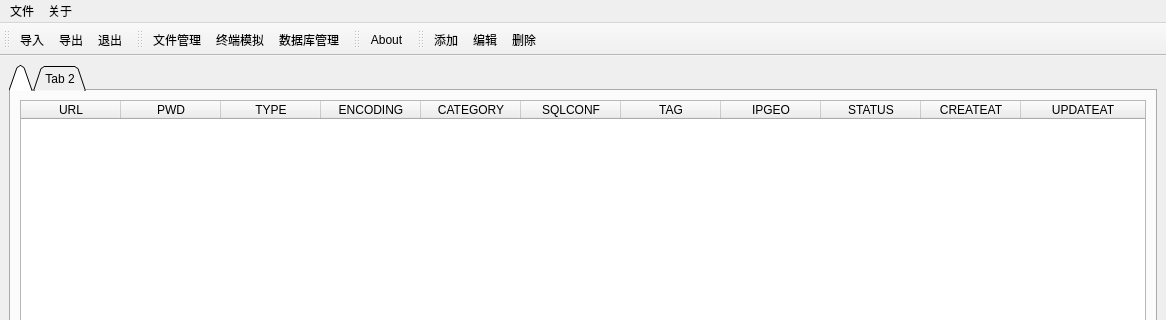
The window that mudao/ui/pannel/MainWindow.ui (musum/mudao) describes before a commit, drawn with Qt 5; both pictures show x 0 to 1166 and y 0 to 320 of the 1166 by 600 pixel window.
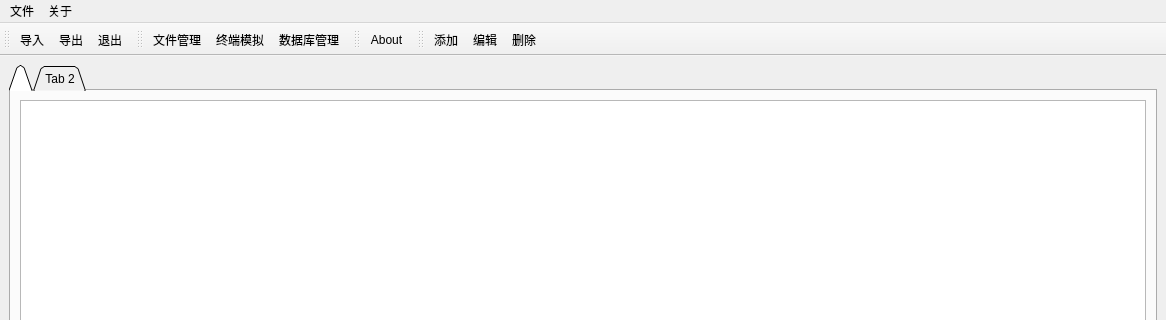
The same window after the commit. Icons and pictures are not drawn.

```diff
--- a/mudao/ui/pannel/MainWindow.ui
+++ b/mudao/ui/pannel/MainWindow.ui
@@ -82,12 +82,21 @@
           <property name="sortingEnabled">
            <bool>true</bool>
           </property>
+          <attribute name="horizontalHeaderVisible">
+           <bool>false</bool>
+          </attribute>
           <attribute name="horizontalHeaderCascadingSectionResizes">
            <bool>true</bool>
           </attribute>
+          <attribute name="horizontalHeaderDefaultSectionSize">
+           <number>75</number>
+          </attribute>
           <attribute name="horizontalHeaderStretchLastSection">
            <bool>true</bool>
           </attribute>
+          <attribute name="verticalHeaderStretchLastSection">
+           <bool>false</bool>
+          </attribute>
           <column>
            <property name="text">
             <string>URL</string>
```
